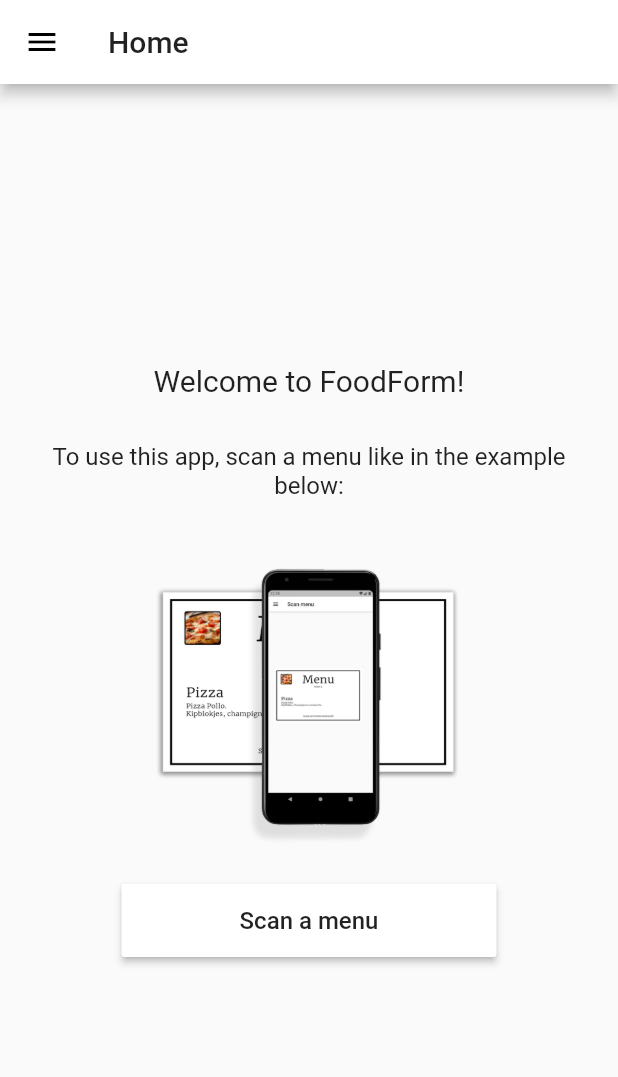
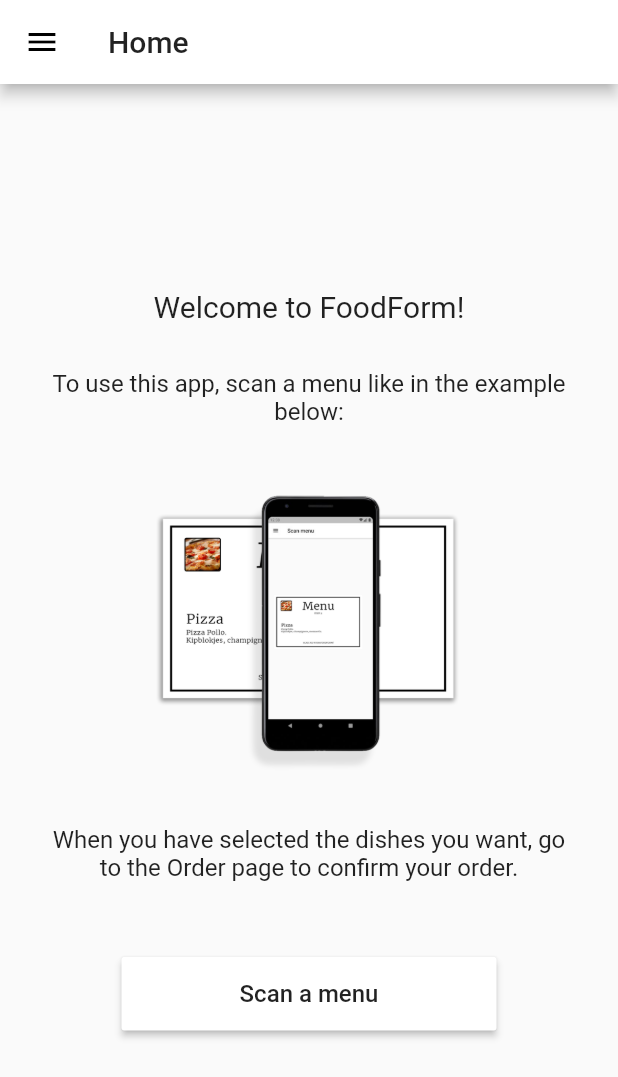
Before and after one commit to WoutRenkin/flutter-app, a Flutter app: the screen it shows after launch, on a phone screen of 412 x 824 dp. Shown: the top 1077 px of the screen. Run offline on Flutter 3.47's test engine with Material 2 defaults, Android fonts, the phone set to English and light mode, and no system bars.

Commit message:
extra uitleg in home

```diff
--- a/lib/api/foodform_api.dart
+++ b/lib/api/foodform_api.dart
@@ -4,7 +4,7 @@ import '../models/order.dart';
 import '../models/meal.dart';
 
 class FoodFormAPI {
-  static String url = 'https://kind-wolverine-9.loca.lt';
+  static String url = 'https://grumpy-crab-51.loca.lt';
 
   // ORDERS
   // GET order
--- a/lib/pages/home.dart
+++ b/lib/pages/home.dart
@@ -31,6 +31,13 @@ class _HomePageState extends State<HomePage> {
                 style: TextStyle(fontSize: 16)),
           ),
           Image.asset('assets/img/example.png'),
+          Container(
+            margin: const EdgeInsets.all(30.0),
+            child: Text(
+                "When you have selected the dishes you want, go to the Order page to confirm your order.",
+                textAlign: TextAlign.center,
+                style: TextStyle(fontSize: 16)),
+          ),
           Container(
             margin: const EdgeInsets.only(top: 20.0),
             width: 250,
```
